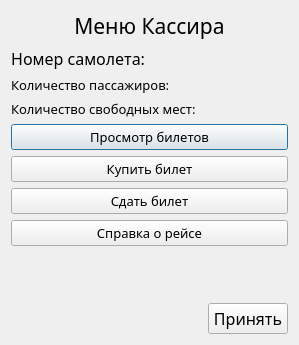
This is dialog_menucashier.ui in zloysergunya/IS_Airport as Qt 5 draws it before an edit. The edited form follows.
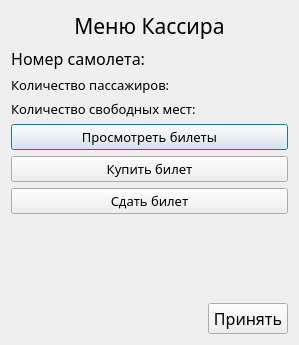
This is the edited form.

Diff of the .ui file:
```diff
--- a/dialog_menucashier.ui
+++ b/dialog_menucashier.ui
@@ -155,7 +155,7 @@
       </font>
      </property>
      <property name="text">
-      <string>Просмотр билетов</string>
+      <string>Просмотреть билеты</string>
      </property>
     </widget>
    </item>
@@ -185,19 +185,6 @@
      </property>
     </widget>
    </item>
-   <item>
-    <widget class="QPushButton" name="buttonReferenceRace">
-     <property name="font">
-      <font>
-       <family>Mongolian Baiti</family>
-       <pointsize>10</pointsize>
-      </font>
-     </property>
-     <property name="text">
-      <string>Справка о рейсе</string>
-     </property>
-    </widget>
-   </item>
    <item>
     <spacer name="verticalSpacer">
      <property name="orientation">
```
Left out of the diff: 6 changed lines with no effect on the pictures.
